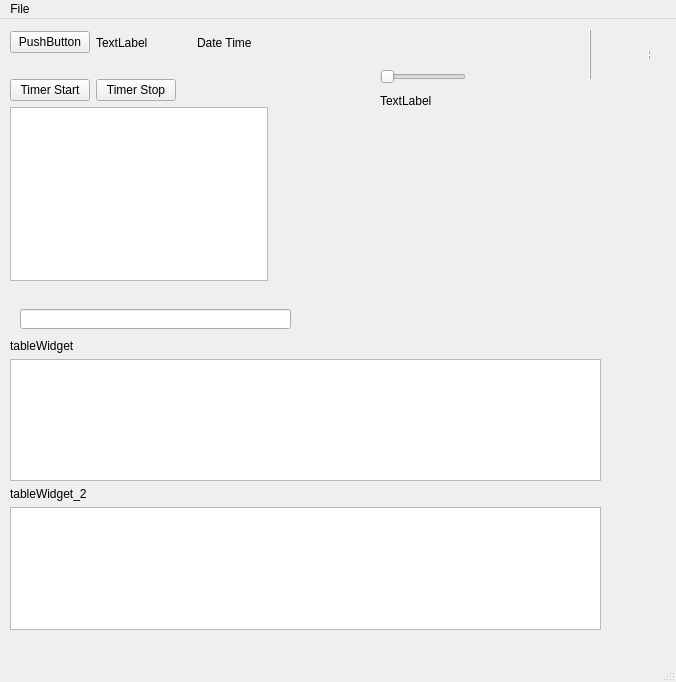
The window that mainwindow.ui (yasu0305/test2) describes before a commit, drawn with Qt 5.
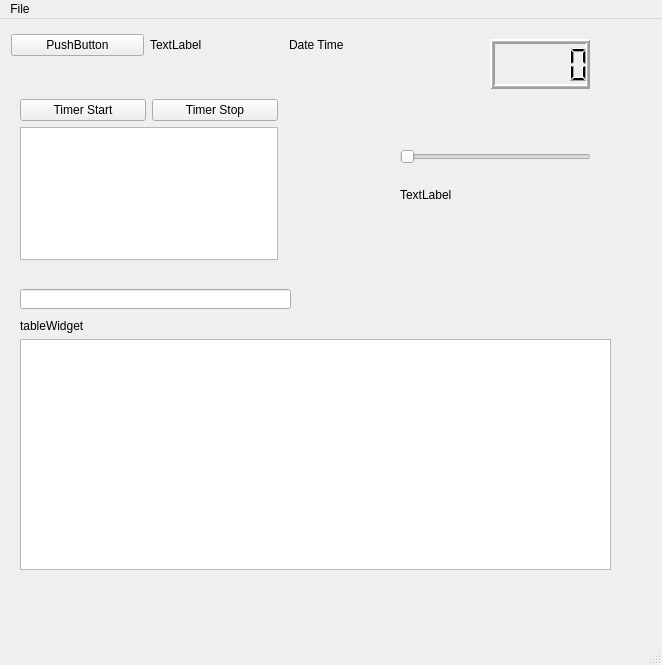
The same window after the commit. Custom widgets are drawn as their Qt base class.

```diff
--- a/mainwindow.ui
+++ b/mainwindow.ui
@@ -6,8 +6,8 @@
    <rect>
     <x>0</x>
     <y>0</y>
-    <width>676</width>
-    <height>682</height>
+    <width>662</width>
+    <height>665</height>
    </rect>
   </property>
   <property name="windowTitle">
@@ -17,10 +17,10 @@
    <widget class="QWidget" name="layoutWidget">
     <property name="geometry">
      <rect>
-      <x>10</x>
-      <y>60</y>
+      <x>20</x>
+      <y>80</y>
       <width>258</width>
-      <height>225</height>
+      <height>161</height>
      </rect>
     </property>
     <layout class="QVBoxLayout" name="verticalLayout">
@@ -40,19 +40,6 @@
          </property>
         </widget>
        </item>
-       <item>
-        <spacer name="horizontalSpacer">
-         <property name="orientation">
-          <enum>Qt::Horizontal</enum>
-         </property>
-         <property name="sizeHint" stdset="0">
-          <size>
-           <width>40</width>
-           <height>20</height>
-          </size>
-         </property>
-        </spacer>
-       </item>
       </layout>
      </item>
      <item>
@@ -65,28 +52,15 @@
        </property>
       </widget>
      </item>
-     <item>
-      <spacer name="verticalSpacer">
-       <property name="orientation">
-        <enum>Qt::Vertical</enum>
-       </property>
-       <property name="sizeHint" stdset="0">
-        <size>
-         <width>20</width>
-         <height>40</height>
-        </size>
-       </property>
-      </spacer>
-     </item>
     </layout>
    </widget>
    <widget class="QWidget" name="layoutWidget">
     <property name="geometry">
      <rect>
-      <x>10</x>
-      <y>320</y>
+      <x>20</x>
+      <y>300</y>
       <width>591</width>
-      <height>291</height>
+      <height>251</height>
      </rect>
     </property>
     <layout class="QVBoxLayout" name="verticalLayout_2">
@@ -97,108 +71,18 @@
        </property>
       </widget>
      </item>
-     <item>
-      <spacer name="verticalSpacer_2">
-       <property name="orientation">
-        <enum>Qt::Vertical</enum>
-       </property>
-       <property name="sizeHint" stdset="0">
-        <size>
-         <width>20</width>
-         <height>40</height>
-        </size>
-       </property>
-      </spacer>
-     </item>
      <item>
       <widget class="QTableWidget" name="tableWidget"/>
      </item>
-     <item>
-      <spacer name="verticalSpacer_3">
-       <property name="orientation">
-        <enum>Qt::Vertical</enum>
-       </property>
-       <property name="sizeHint" stdset="0">
-        <size>
-         <width>20</width>
-         <height>40</height>
-        </size>
-       </property>
-      </spacer>
-     </item>
-     <item>
-      <widget class="QLabel" name="label_3">
-       <property name="text">
-        <string>tableWidget_2</string>
-       </property>
-      </widget>
-     </item>
-     <item>
-      <widget class="QTableWidget" name="tableWidget_2"/>
-     </item>
     </layout>
    </widget>
    <widget class="QWidget" name="layoutWidget">
     <property name="geometry">
      <rect>
-      <x>10</x>
-      <y>10</y>
-      <width>242</width>
-      <height>27</height>
-     </rect>
-    </property>
-    <layout class="QHBoxLayout" name="horizontalLayout_3">
-     <item>
-      <layout class="QHBoxLayout" name="horizontalLayout">
-       <item>
-        <widget class="QPushButton" name="pushButton">
-         <property name="text">
-          <string>PushButton</string>
-         </property>
-        </widget>
-       </item>
-       <item>
-        <widget class="QLabel" name="label">
-         <property name="text">
-          <string>TextLabel</string>
-         </property>
-        </widget>
-       </item>
-       <item>
-        <spacer name="horizontalSpacer_2">
-         <property name="orientation">
-          <enum>Qt::Horizontal</enum>
-         </property>
-         <property name="sizeHint" stdset="0">
-          <size>
-           <width>40</width>
-           <height>20</height>
-          </size>
-         </property>
-        </spacer>
-       </item>
-      </layout>
-     </item>
-     <item>
-      <layout class="QVBoxLayout" name="verticalLayout_3">
-       <item>
-        <widget class="QLabel" name="label_date_time">
-         <property name="text">
-          <string>Date Time</string>
-         </property>
-        </widget>
-       </item>
-      </layout>
-     </item>
-    </layout>
-   </widget>
-   <widget class="QWidget" name="layoutWidget">
-    <property name="geometry">
-     <rect>
-      <x>380</x>
-      <y>50</y>
-      <width>86</width>
-      <height>42</height>
+      <x>400</x>
+      <y>130</y>
+      <width>191</width>
+      <height>71</height>
      </rect>
     </property>
     <layout class="QVBoxLayout" name="verticalLayout_4">
@@ -222,7 +106,7 @@
     <property name="geometry">
      <rect>
       <x>20</x>
-      <y>290</y>
+      <y>270</y>
       <width>271</width>
       <height>20</height>
      </rect>
@@ -231,10 +115,10 @@
    <widget class="DigitalClock" name="lcdNumber">
     <property name="geometry">
      <rect>
-      <x>520</x>
-      <y>10</y>
-      <width>141</width>
-      <height>51</height>
+      <x>490</x>
+      <y>20</y>
+      <width>100</width>
+      <height>50</height>
      </rect>
     </property>
     <property name="maximumSize">
@@ -244,14 +128,62 @@
      </size>
     </property>
     <property name="frameShape">
-     <enum>QFrame::VLine</enum>
+     <enum>QFrame::Box</enum>
     </property>
-    <property name="digitCount">
-     <number>20</number>
+    <property name="frameShadow">
+     <enum>QFrame::Raised</enum>
     </property>
-    <property name="intValue" stdset="0">
+    <property name="lineWidth">
+     <number>2</number>
+    </property>
+    <property name="midLineWidth">
      <number>1</number>
     </property>
+    <property name="smallDecimalPoint">
+     <bool>false</bool>
+    </property>
+    <property name="intValue" stdset="0">
+     <number>0</number>
+    </property>
+   </widget>
+   <widget class="QWidget" name="">
+    <property name="geometry">
+     <rect>
+      <x>11</x>
+      <y>10</y>
+      <width>411</width>
+      <height>32</height>
+     </rect>
+    </property>
+    <layout class="QHBoxLayout" name="horizontalLayout">
+     <item>
+      <widget class="QPushButton" name="pushButton">
+       <property name="text">
+        <string>PushButton</string>
+       </property>
+      </widget>
+     </item>
+     <item>
+      <widget class="QLabel" name="label">
+       <property name="text">
+        <string>TextLabel</string>
+       </property>
+      </widget>
+     </item>
+     <item>
+      <widget class="QLabel" name="label_date_time">
+       <property name="sizePolicy">
+        <sizepolicy hsizetype="Minimum" vsizetype="Minimum">
+         <horstretch>0</horstretch>
+         <verstretch>0</verstretch>
+        </sizepolicy>
+       </property>
+       <property name="text">
+        <string>Date Time</string>
+       </property>
+      </widget>
+     </item>
+    </layout>
    </widget>
   </widget>
   <widget class="QMenuBar" name="menubar">
@@ -259,8 +191,8 @@
     <rect>
      <x>0</x>
      <y>0</y>
-     <width>676</width>
-     <height>21</height>
+     <width>662</width>
+     <height>22</height>
     </rect>
    </property>
    <widget class="QMenu" name="menuTest_Window">
```
Left out of the diff: 6 changed lines with no effect on the pictures.
